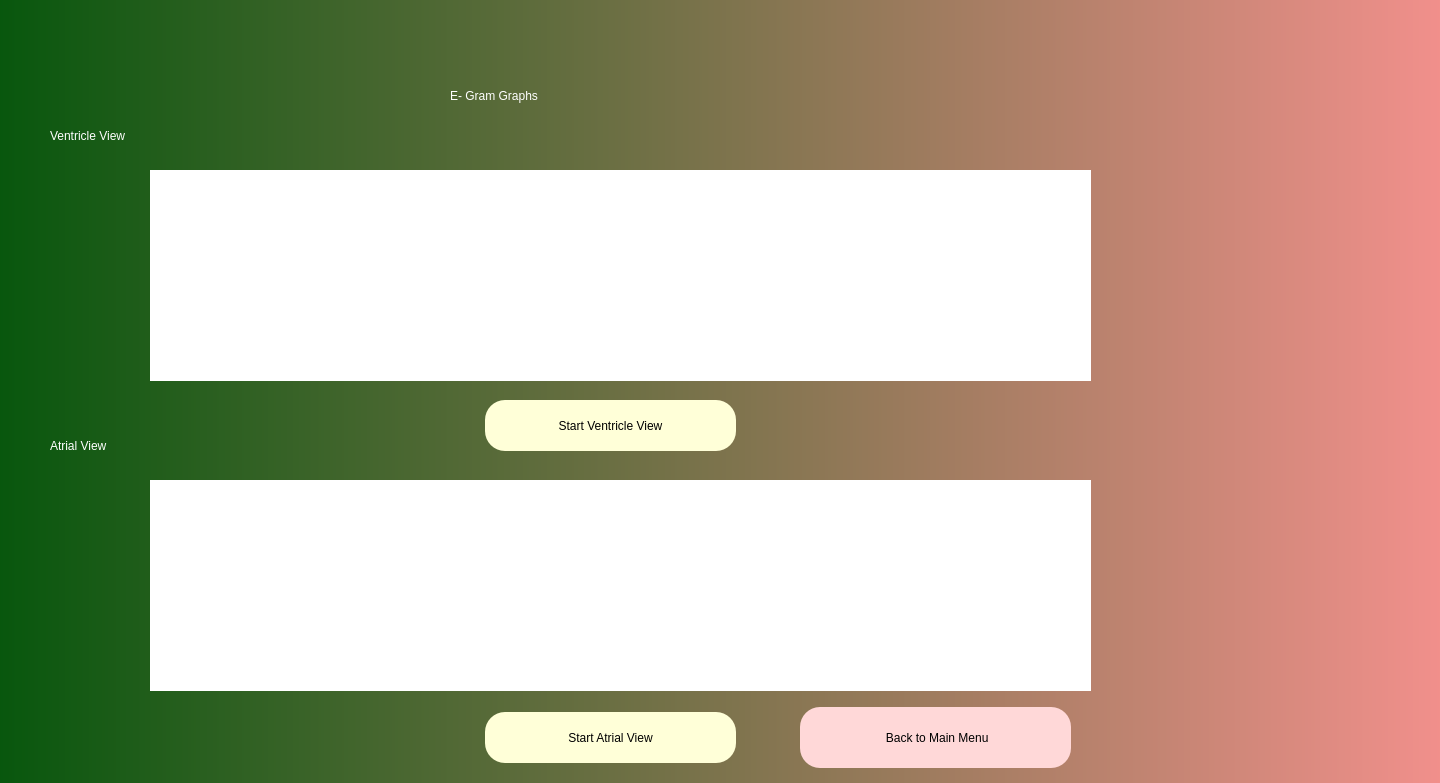
Qt form DCM/interface/graphs.ui (patrickkosierb/3K04_DCM) before a commit.
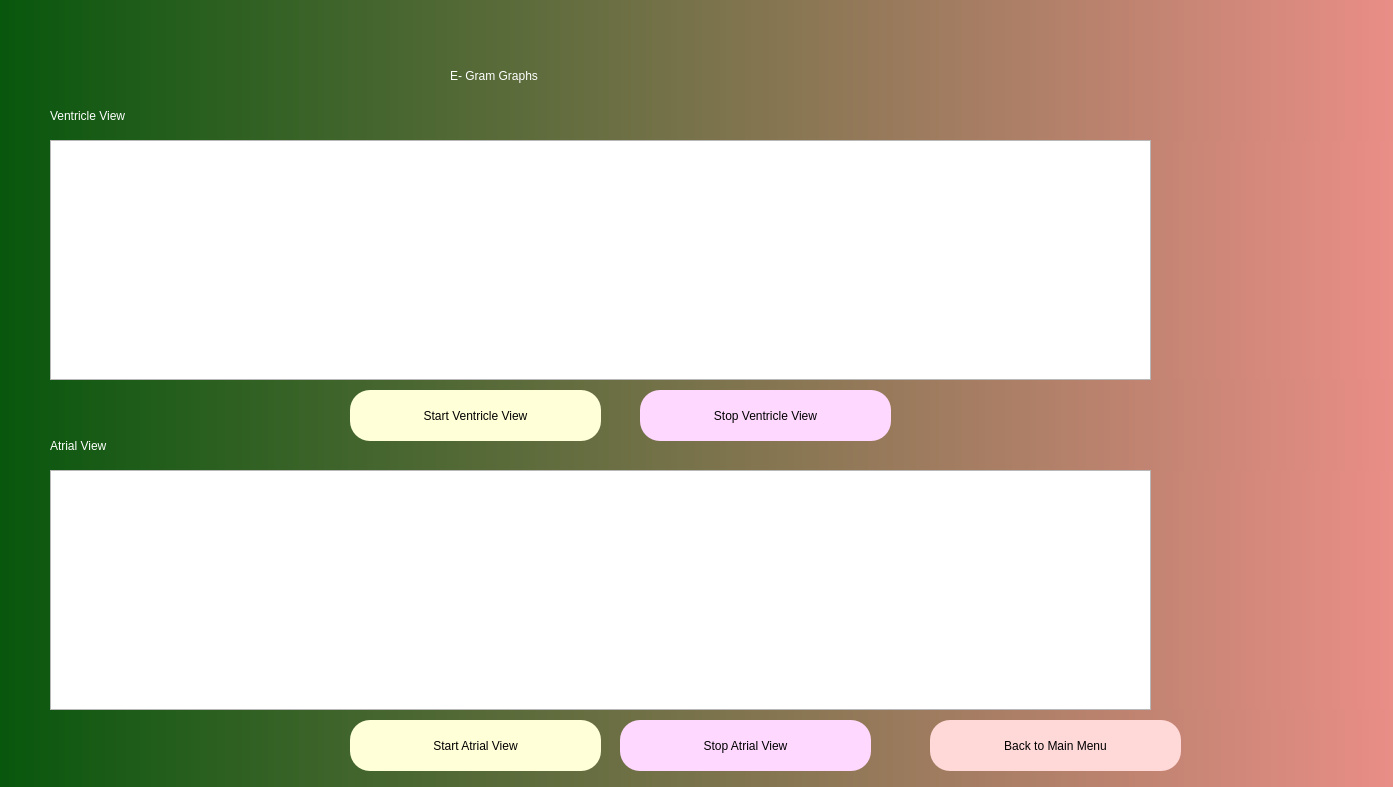
The same form after that commit. Custom widgets are drawn as their Qt base class.

Commit message: serial comm, about, graphs

The edit to the form file:
```diff
--- a/DCM/interface/graphs.ui
+++ b/DCM/interface/graphs.ui
@@ -6,8 +6,8 @@
    <rect>
     <x>0</x>
     <y>0</y>
-    <width>1440</width>
-    <height>783</height>
+    <width>1393</width>
+    <height>787</height>
    </rect>
   </property>
   <property name="windowTitle">
@@ -30,7 +30,7 @@
     <property name="geometry">
      <rect>
       <x>500</x>
-      <y>60</y>
+      <y>40</y>
       <width>361</width>
       <height>111</height>
      </rect>
@@ -47,7 +47,7 @@
     <property name="geometry">
      <rect>
       <x>100</x>
-      <y>100</y>
+      <y>80</y>
       <width>361</width>
       <height>111</height>
      </rect>
@@ -77,56 +77,11 @@
      <string>Atrial View</string>
     </property>
    </widget>
-   <widget class="QWidget" name="ventricle_graph" native="true">
-    <property name="geometry">
-     <rect>
-      <x>200</x>
-      <y>190</y>
-      <width>941</width>
-      <height>211</height>
-     </rect>
-    </property>
-    <property name="styleSheet">
-     <string notr="true">background-color: rgb(255,255,255)</string>
-    </property>
-   </widget>
-   <widget class="QWidget" name="atrial_graph" native="true">
-    <property name="geometry">
-     <rect>
-      <x>200</x>
-      <y>500</y>
-      <width>941</width>
-      <height>211</height>
-     </rect>
-    </property>
-    <property name="styleSheet">
-     <string notr="true">background-color: rgb(255,255,255)</string>
-    </property>
-   </widget>
-   <widget class="QPushButton" name="Back">
-    <property name="geometry">
-     <rect>
-      <x>850</x>
-      <y>727</y>
-      <width>271</width>
-      <height>61</height>
-     </rect>
-    </property>
-    <property name="styleSheet">
-     <string notr="true">border-radius: 20px;
-color: rgb(0,0,0);
-background-color: rgb(255, 216, 216);
-font: 12pt &quot;Arial&quot;;</string>
-    </property>
-    <property name="text">
-     <string> Back to Main Menu</string>
-    </property>
-   </widget>
    <widget class="QPushButton" name="ventricle_view">
     <property name="geometry">
      <rect>
-      <x>535</x>
-      <y>420</y>
+      <x>400</x>
+      <y>410</y>
       <width>251</width>
       <height>51</height>
      </rect>
@@ -144,8 +99,8 @@
    <widget class="QPushButton" name="atrial_view">
     <property name="geometry">
      <rect>
-      <x>535</x>
-      <y>732</y>
+      <x>400</x>
+      <y>740</y>
       <width>251</width>
       <height>51</height>
      </rect>
@@ -160,8 +115,92 @@
      <string>Start Atrial View</string>
     </property>
    </widget>
+   <widget class="QPushButton" name="Back">
+    <property name="geometry">
+     <rect>
+      <x>980</x>
+      <y>740</y>
+      <width>251</width>
+      <height>51</height>
+     </rect>
+    </property>
+    <property name="styleSheet">
+     <string notr="true">border-radius: 20px;
+color: rgb(0,0,0);
+background-color: rgb(255, 216, 216);
+font: 12pt &quot;Arial&quot;;</string>
+    </property>
+    <property name="text">
+     <string>Back to Main Menu</string>
+    </property>
+   </widget>
+   <widget class="PlotWidget" name="vent_graph">
+    <property name="geometry">
+     <rect>
+      <x>100</x>
+      <y>160</y>
+      <width>1101</width>
+      <height>240</height>
+     </rect>
+    </property>
+   </widget>
+   <widget class="PlotWidget" name="atr_graph">
+    <property name="geometry">
+     <rect>
+      <x>100</x>
+      <y>490</y>
+      <width>1101</width>
+      <height>240</height>
+     </rect>
+    </property>
+   </widget>
+   <widget class="QPushButton" name="stop_vent">
+    <property name="geometry">
+     <rect>
+      <x>690</x>
+      <y>410</y>
+      <width>251</width>
+      <height>51</height>
+     </rect>
+    </property>
+    <property name="styleSheet">
+     <string notr="true">border-radius: 20px;
+color: rgb(0,0,0);
+background-color: rgb(255, 216, 255);
+font: 12pt &quot;Arial&quot;;</string>
+    </property>
+    <property name="text">
+     <string>Stop Ventricle View</string>
+    </property>
+   </widget>
+   <widget class="QPushButton" name="stop_atr">
+    <property name="geometry">
+     <rect>
+      <x>670</x>
+      <y>740</y>
+      <width>251</width>
+      <height>51</height>
+     </rect>
+    </property>
+    <property name="styleSheet">
+     <string notr="true">border-radius: 20px;
+color: rgb(0,0,0);
+background-color: rgb(255, 216, 255);
+font: 12pt &quot;Arial&quot;;</string>
+    </property>
+    <property name="text">
+     <string>Stop Atrial View</string>
+    </property>
+   </widget>
   </widget>
  </widget>
+ <customwidgets>
+  <customwidget>
+   <class>PlotWidget</class>
+   <extends>QGraphicsView</extends>
+   <header>pyqtgraph</header>
+  </customwidget>
+ </customwidgets>
  <resources/>
  <connections/>
 </ui>
```
The commit also changes 35 other files.
